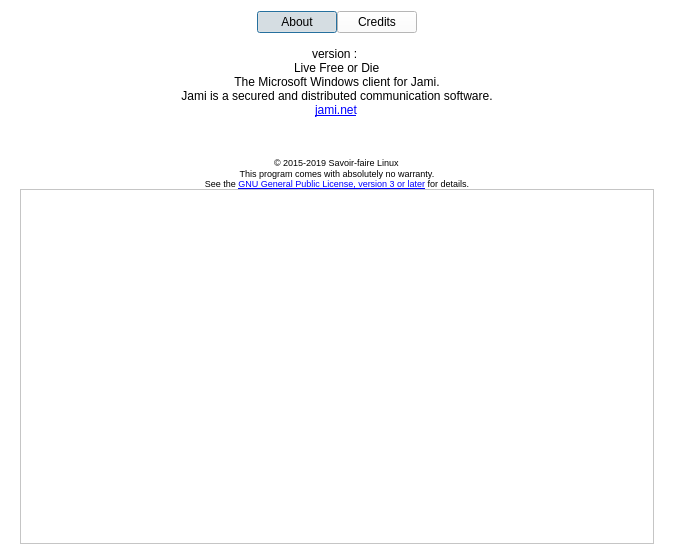
Above: aboutdialog.ui from savoirfairelinux/jami-client-windows before the change. Below: the same form after it.
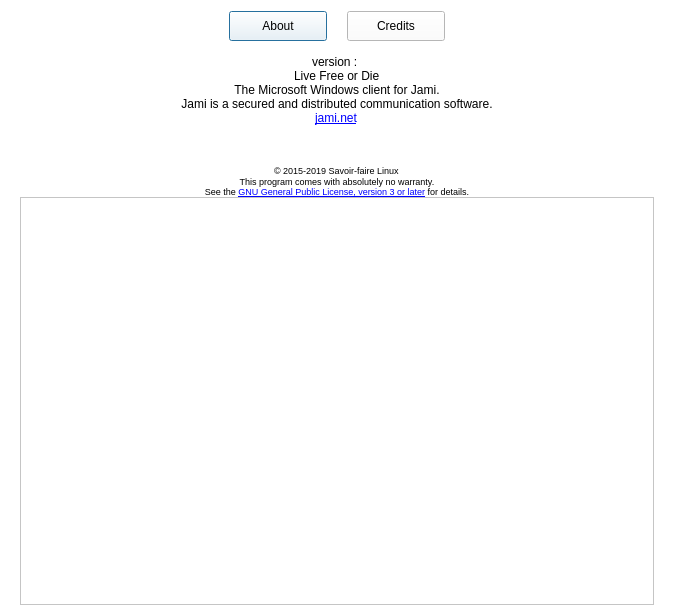
That is the form after the change. Icons and pictures are not drawn.

What changed in the file:
```diff
--- a/aboutdialog.ui
+++ b/aboutdialog.ui
@@ -7,7 +7,7 @@
     <x>0</x>
     <y>0</y>
     <width>674</width>
-    <height>555</height>
+    <height>616</height>
    </rect>
   </property>
   <property name="sizePolicy">
@@ -439,7 +439,7 @@
     <number>0</number>
    </property>
    <item>
-    <layout class="QHBoxLayout" name="horizontalLayout" stretch="0,0,0,0">
+    <layout class="QHBoxLayout" name="horizontalLayout" stretch="0,0,0,0,0">
      <property name="topMargin">
       <number>0</number>
      </property>
@@ -458,6 +458,12 @@
      </item>
      <item>
       <widget class="QPushButton" name="aboutButton">
+       <property name="minimumSize">
+        <size>
+         <width>98</width>
+         <height>30</height>
+        </size>
+       </property>
        <property name="toolTip">
         <string>about button</string>
        </property>
@@ -465,15 +471,37 @@
         <string>About</string>
        </property>
        <property name="checkable">
-        <bool>true</bool>
+        <bool>false</bool>
        </property>
        <property name="checked">
-        <bool>true</bool>
+        <bool>false</bool>
        </property>
       </widget>
      </item>
+     <item>
+      <spacer name="horizontalSpacer_3">
+       <property name="orientation">
+        <enum>Qt::Horizontal</enum>
+       </property>
+       <property name="sizeType">
+        <enum>QSizePolicy::Fixed</enum>
+       </property>
+       <property name="sizeHint" stdset="0">
+        <size>
+         <width>20</width>
+         <height>20</height>
+        </size>
+       </property>
+      </spacer>
+     </item>
      <item>
       <widget class="QPushButton" name="creditsButton">
+       <property name="minimumSize">
+        <size>
+         <width>98</width>
+         <height>30</height>
+        </size>
+       </property>
        <property name="toolTip">
         <string>credits button</string>
        </property>
@@ -481,7 +509,7 @@
         <string>Credits</string>
        </property>
        <property name="checkable">
-        <bool>true</bool>
+        <bool>false</bool>
        </property>
       </widget>
      </item>
```
Left out of the diff: 4 changed lines with no effect on the pictures.
